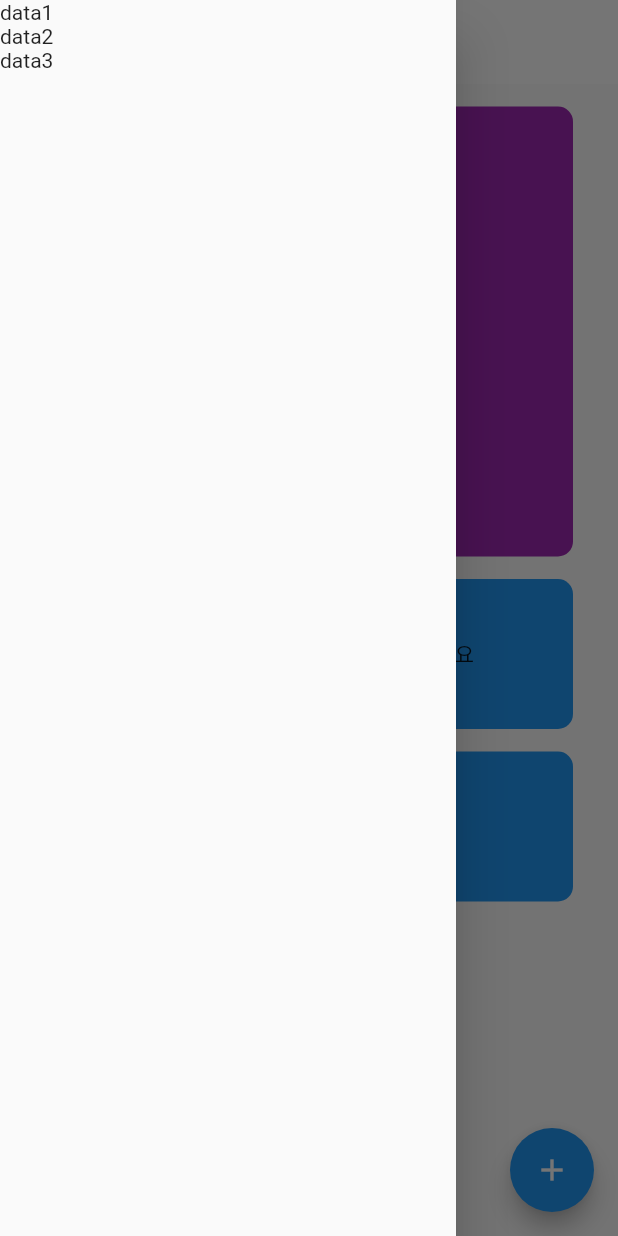
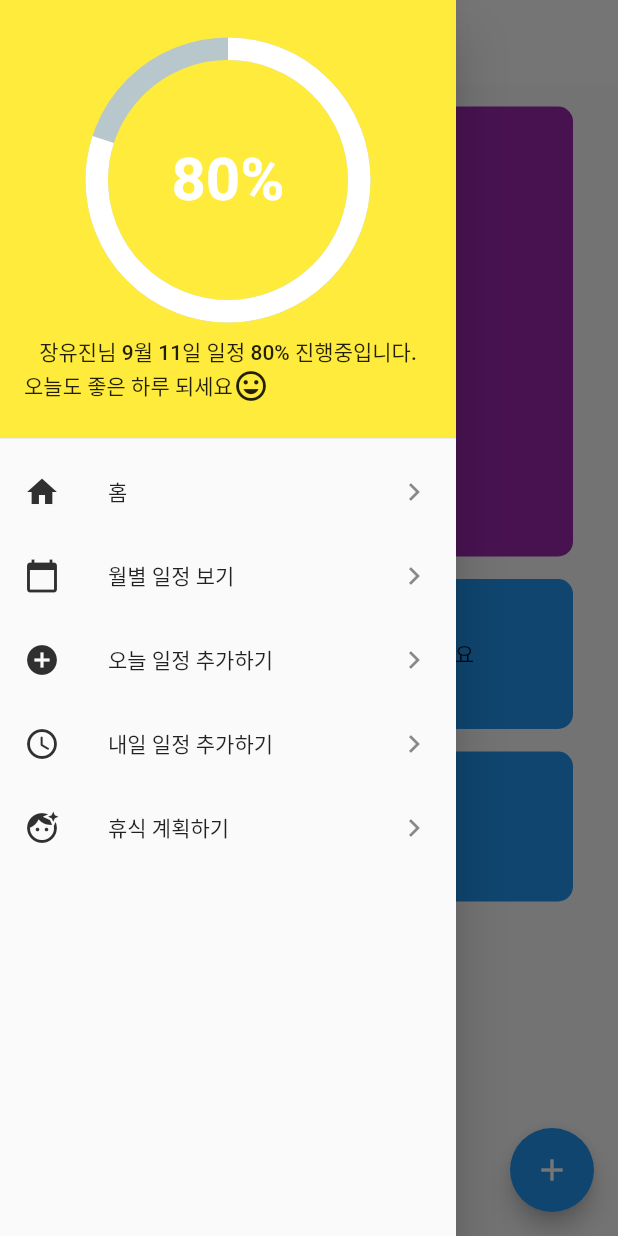
Before and after one commit to yujin9747/Schedule_management, a Flutter app: the Home screen opened directly, with the side drawer open, on a phone screen of 412 x 824 dp. Run offline on Flutter 3.47's test engine with Material 2 defaults, Android fonts, the phone set to English and light mode, and no system bars; drawn by our look-alikes of percent_indicator; our stand-ins replace card_swiper, firebase_auth, firebase_core, flutter_form_builder, form_builder_validators, google_sign_in and 2 more; accounts and stored records are empty.

Commit message:
Home.dart: drawer 헤더, 메뉴 페이지 연결

```diff
--- a/lib/Home.dart
+++ b/lib/Home.dart
@@ -47,9 +47,31 @@ class _Home extends State<Home>{
       drawer: Drawer(
         child: ListView(
           children: <Widget>[
-            Text('data1'),
-            Text('data2'),
-            Text('data3'),
+            SizedBox(
+              height: 300,
+              child: DrawerHeader(
+                child: Column(
+                  children: [
+                    Progress(),
+                    Text('장유진님 9월 11일 일정 80% 진행중입니다.'),
+                    Row(
+                      children: [
+                        Text('오늘도 좋은 하루 되세요'),
+                        Icon(Icons.tag_faces),
+                      ],
+                    ),
+                  ],
+                ),
+                decoration: BoxDecoration(
+                  color:Colors.yellow,
+                ),
+              ),
+            ),
+            DrawerList(text: '홈', icon: Icons.home, route:'/'),
+            DrawerList(text: '월별 일정 보기', icon: Icons.calendar_today, route:'/monthly'),
+            DrawerList(text: '오늘 일정 추가하기', icon: Icons.add_circle,route: '/addSchedule'),
+            DrawerList(text: '내일 일정 추가하기', icon: Icons.schedule_rounded,route:'/addSchedule'),
+            DrawerList(text: '휴식 계획하기', icon: Icons.face_retouching_natural,route:'/recharge'),
           ],
         ),
       ),
@@ -58,10 +80,9 @@ class _Home extends State<Home>{
         child: Icon(Icons.add),
         heroTag: 'addSchedule',
         onPressed: () {
-          Navigator.pushNamed(context, '/addSchedule');
+          Navigator.pushNamed(context, '/addSchedule', arguments: addScheduleArguments('일정 추가하기'));
         },
       ),
-
       body: ListView(
         children: [
           Padding(
@@ -75,23 +96,8 @@ class _Home extends State<Home>{
               ),
               child: Column(
                 children: [
-                  Padding(
-                    padding: EdgeInsets.only(top: 18,),
-                    child: CircularPercentIndicator(
-                      radius: 95.0,
-                      lineWidth: 15.0,
-                      percent: 0.8,
-                      center: Text(
-                        "80%",
-                        style: TextStyle(
-                          fontWeight: FontWeight.bold,
-                          color: Colors.white,
-                          fontSize: 40,
-                        ),
-                      ),
-                      progressColor: Colors.white,
-                    ),
-                  ),
+                  SizedBox(height: 9,),
+                  Progress(),
                   Align(
                     alignment: Alignment.bottomLeft,
                     child: Padding(
@@ -161,3 +167,69 @@ class _Home extends State<Home>{
   }
 
 }
+
+class Progress extends StatefulWidget{
+  @override
+  State<StatefulWidget> createState() {
+    return _ProgressState();
+  }
+}
+
+class _ProgressState extends State<Progress>{
+  @override
+  Widget build(BuildContext context) {
+    return Padding(
+      padding: EdgeInsets.only(top: 9, bottom: 9),
+      child: CircularPercentIndicator(
+        radius: 95.0,
+        lineWidth: 15.0,
+        percent: 0.8,
+        center: Text(
+          "80%",
+          style: TextStyle(
+            fontWeight: FontWeight.bold,
+            color: Colors.white,
+            fontSize: 40,
+          ),
+        ),
+        progressColor: Colors.white,
+      ),
+    );
+  }
+}
+
+class DrawerList extends StatelessWidget{
+  late String text;
+  late IconData icon;
+  late String route;
+  DrawerList({required String text, required IconData icon, required String route}){
+    this.text = text;
+    this.icon = icon;
+    this.route = route;
+  }
+  @override
+  Widget build(BuildContext context) {
+    return ListTile(
+      leading: Icon(
+        icon,
+        color: Colors.grey[850],
+      ),
+      title: Text(text),
+      onTap: () {
+        print('${text} is clicked');
+        Navigator.pop(context);
+        if(route != '/') {
+          if(text == '오늘 일정 추가하기') Navigator.pushNamed(context, route, arguments: addScheduleArguments('today'));
+          else if(text == '내일 일정 추가하기') Navigator.pushNamed(context, route, arguments: addScheduleArguments('tomorrow'));
+          else Navigator.pushNamed(context, route);
+        }
+      },
+      trailing: Icon(Icons.keyboard_arrow_right),
+    );
+  }
+}
+
+class addScheduleArguments{
+  late String date;
+  addScheduleArguments(this.date);
+}
```
